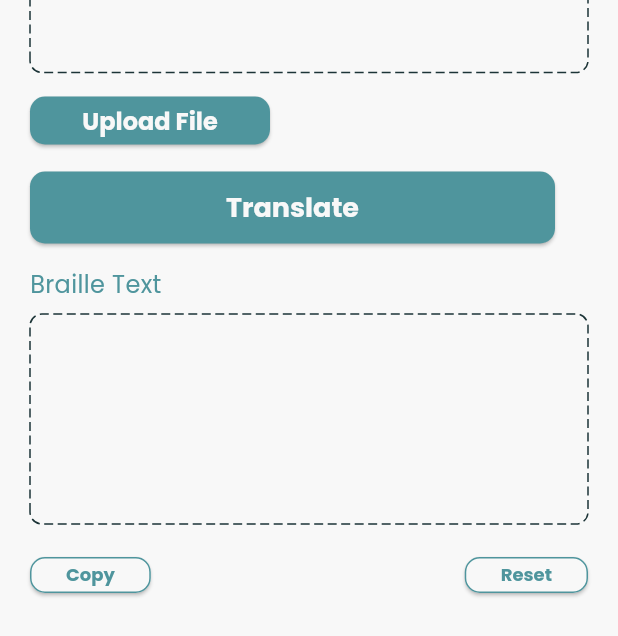
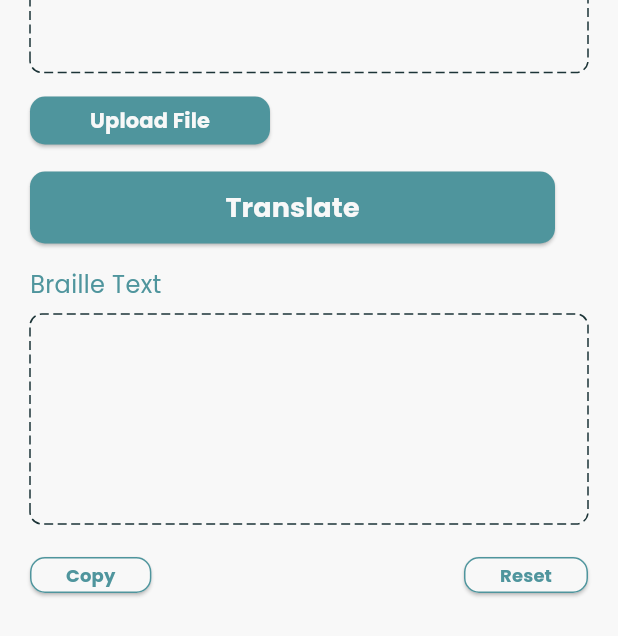
Before and after one commit to AhmadNaufal2525/braille-app, a Flutter app: the HomeScreen screen opened by its route, on a phone screen of 412 x 824 dp. Shown: the part 355-991 px from the top of the screen. Run offline on Flutter 3.47's test engine with Material 3 defaults, Android fonts, the phone set to English and light mode, and no system bars; drawn by our look-alikes of dotted_border; our stand-ins replace camera, dots_indicator, file_picker, flutter_svg, permission_handler, shared_preferences; missing offline and left inert: google_mlkit_text_recognition, syncfusion_flutter_pdf; accounts and stored records are empty.

Commit message:
update theme app

```diff
--- a/lib/utils/config/theme/app_colors.dart
+++ b/lib/utils/config/theme/app_colors.dart
@@ -5,4 +5,5 @@ class AppColors {
   static const textBoxColor = Color(0xff1C3437);
   static const whiteColor = Color(0xffF8F8F8);
   static const blackColor = Color(0xff292D32);
+  static const bgColor = Color(0xffF8F8F8);
 }
--- a/lib/utils/config/theme/app_theme.dart
+++ b/lib/utils/config/theme/app_theme.dart
@@ -6,19 +6,5 @@ class AppTheme {
     primaryColor: AppColors.primaryColor,
     scaffoldBackgroundColor: AppColors.whiteColor,
     fontFamily: 'Poppins',
-    elevatedButtonTheme: ElevatedButtonThemeData(
-      style: ElevatedButton.styleFrom(
-        minimumSize: Size(350, 48),
-        backgroundColor: AppColors.primaryColor,
-        foregroundColor: AppColors.whiteColor,
-        textStyle: TextStyle(
-          fontFamily: 'Poppins',
-          fontSize: 16.0,
-          fontWeight: FontWeight.bold,
-          color: AppColors.whiteColor,
-        ),
-        shape: RoundedRectangleBorder(borderRadius: BorderRadius.circular(10)),
-      ),
-    ),
   );
 }
--- a/lib/utils/routes/router.dart
+++ b/lib/utils/routes/router.dart
@@ -1,5 +1,6 @@
 import 'package:braille_app/ui/screen/document/document_screen.dart';
 import 'package:braille_app/ui/screen/home/home_screen.dart';
+import 'package:braille_app/ui/screen/onboard/onboard_screen.dart';
 import 'package:braille_app/ui/screen/scanner/text_scanner.dart';
 import 'package:flutter/material.dart';
 
@@ -7,6 +8,8 @@ class AppRoute {
   static Route<dynamic>? onGenerateRoutes(RouteSettings settings) {
     switch (settings.name) {
       case '/':
+        return _materialRoute(const OnboardScreen());
+      case '/home':
         return _materialRoute(const HomeScreen());
       case '/document':
         return _materialRoute(const DocumentScreen());
```
